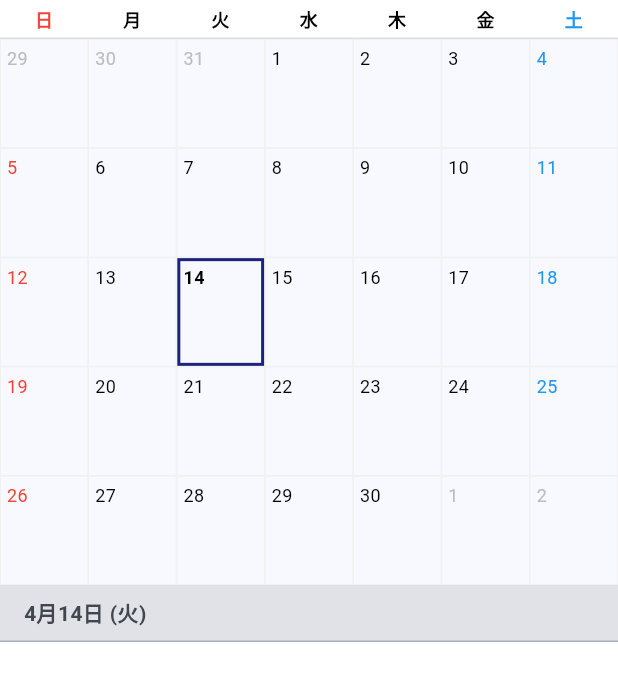
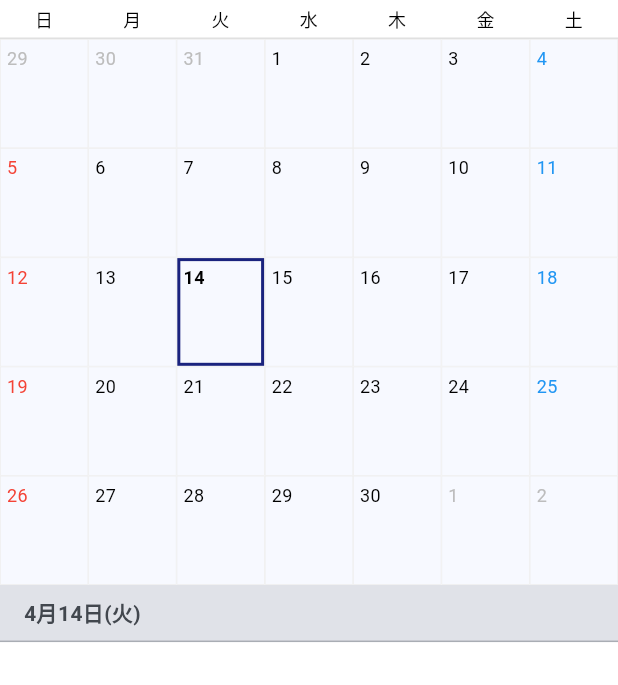
Before and after one commit to seadragoon/BirthDayCalendar, a Flutter app: the screen it shows after launch, on a phone screen of 412 x 824 dp, the part 84-769 px from its top. Run offline on Flutter 3.47's test engine with Material 3 defaults, Android fonts, the phone set to English and light mode, and no system bars; our stand-ins replace flutter_riverpod, sqflite, sqflite_common_ffi, sqflite_common_ffi_web; missing offline and left inert: holiday_jp; accounts and stored records are empty.

Commit message:
カレンダー周り調整

```diff
--- a/lib/features/calendar/widgets/custom_month_view.dart
+++ b/lib/features/calendar/widgets/custom_month_view.dart
@@ -41,11 +41,7 @@ class _CustomMonthViewState extends ConsumerState<CustomMonthView> {
     // 最初に設定されたcurrentMonthを基準にする（ビルド中に変わらないように）
     final initialMonth = ref.read(currentMonthProvider);
 
-    return Column(
-      children: [
-        _buildWeekHeader(),
-        Expanded(
-          child: PageView.builder(
+    return PageView.builder(
       controller: _pageController,
       onPageChanged: (index) {
         final newMonth = _getMonthFromIndex(initialMonth, index);
@@ -58,44 +54,10 @@ class _CustomMonthViewState extends ConsumerState<CustomMonthView> {
         final month = _getMonthFromIndex(initialMonth, index);
         return _MonthGrid(month: month);
       },
-          ),
-        ),
-      ],
     );
   }
 
-  /// 曜日行を描画（日曜日から土曜日）
-  Widget _buildWeekHeader() {
-    final weekdays = ['日', '月', '火', '水', '木', '金', '土'];
-    return Container(
-      decoration: BoxDecoration(
-        border: Border(bottom: BorderSide(color: Colors.grey.shade300, width: 1)),
-      ),
-      child: Row(
-        children: List.generate(7, (index) {
-          // 日曜は赤、土曜は青、その他は黒
-          Color color = Colors.black;
-          if (index == 0) color = Colors.red;
-          if (index == 6) color = Colors.blue;
 
-          return Expanded(
-            child: Padding(
-              padding: const EdgeInsets.symmetric(vertical: 4.0),
-              child: Text(
-                weekdays[index],
-                textAlign: TextAlign.center,
-                style: TextStyle(
-                  fontSize: 12,
-                  fontWeight: FontWeight.bold,
-                  color: color,
-                ),
-              ),
-            ),
-          );
-        }),
-      ),
-    );
-  }
 }
 
 class _MonthGrid extends ConsumerWidget {
@@ -133,7 +95,9 @@ class _MonthGrid extends ConsumerWidget {
     final events = eventsAsync.valueOrNull ?? [];
 
     return Column(
-      children: List.generate(weeks, (weekIndex) {
+      children: [
+        _buildWeekHeader(),
+        ...List.generate(weeks, (weekIndex) {
           return Expanded(
             child: Row(
               children: List.generate(7, (dayIndex) {
@@ -149,6 +113,34 @@ class _MonthGrid extends ConsumerWidget {
             ),
           );
         }),
+      ],
+    );
+  }
+
+  /// 曜日行を描画（日曜日から土曜日）
+  Widget _buildWeekHeader() {
+    final weekdays = ['日', '月', '火', '水', '木', '金', '土'];
+    return Container(
+      decoration: BoxDecoration(
+        border: Border(bottom: BorderSide(color: Colors.grey.shade300, width: 1)),
+      ),
+      child: Row(
+        children: List.generate(7, (index) {
+          return Expanded(
+            child: Padding(
+              padding: const EdgeInsets.symmetric(vertical: 4.0),
+              child: Text(
+                weekdays[index],
+                textAlign: TextAlign.center,
+                style: const TextStyle(
+                  fontSize: 12, // 日付と同じサイズ
+                  color: Colors.black, // 土日も黒色
+                ),
+              ),
+            ),
+          );
+        }),
+      ),
     );
   }
 }
--- a/lib/features/calendar/widgets/today_bar.dart
+++ b/lib/features/calendar/widgets/today_bar.dart
@@ -3,10 +3,11 @@ import 'package:flutter_riverpod/flutter_riverpod.dart';
 import 'package:intl/intl.dart';
 
 import 'package:birthday_calendar/shared/providers/app_state_providers.dart';
+import 'package:birthday_calendar/shared/constants/japanese_holiday.dart';
 
 /// カレンダーとイベントリストの間に表示する、選択中の日付バー。
 ///
-/// 例: "4月6日 (月)" のように表示する。
+/// 例: "4月6日 (月)", または祝日の場合は "4月29日（水） 昭和の日" のように表示する。
 class TodayBar extends ConsumerWidget {
   const TodayBar({super.key});
 
@@ -15,13 +16,19 @@ class TodayBar extends ConsumerWidget {
     // 現在選択中の日付を取得
     final selectedDate = ref.watch(selectedDateProvider);
 
-    // 日付フォーマット。「MM月dd日 (E)」は「04月06日 (月)」のようになるため、
-    // ここではカスタムでフォーマットする
     final monthDayFormat = DateFormat('M月d日');
     final weekdayFormat = DateFormat('E', 'ja_JP');
 
-    final dateText =
-        '${monthDayFormat.format(selectedDate)} (${weekdayFormat.format(selectedDate)})';
+    final isHoliday = JapaneseHoliday.isHoliday(selectedDate);
+    final holidayName = JapaneseHoliday.getHolidayName(selectedDate);
+
+    // 曜日の色判定
+    Color weekdayColor = Theme.of(context).colorScheme.onSurfaceVariant;
+    if (isHoliday || selectedDate.weekday == DateTime.sunday) {
+      weekdayColor = Colors.red;
+    } else if (selectedDate.weekday == DateTime.saturday) {
+      weekdayColor = Colors.blue;
+    }
 
     return Container(
       width: double.infinity,
@@ -35,13 +42,50 @@ class TodayBar extends ConsumerWidget {
           ),
         ),
       ),
-      child: Text(
-        dateText,
-        style: TextStyle(
-          fontSize: 14,
-          fontWeight: FontWeight.bold,
-          color: Theme.of(context).colorScheme.onSurfaceVariant,
-        ),
+      child: Row(
+        crossAxisAlignment: CrossAxisAlignment.baseline,
+        textBaseline: TextBaseline.alphabetic,
+        children: [
+          // 日付と（
+          Text(
+            '${monthDayFormat.format(selectedDate)}(',
+            style: TextStyle(
+              fontSize: 14,
+              fontWeight: FontWeight.bold,
+              color: Theme.of(context).colorScheme.onSurfaceVariant,
+            ),
+          ),
+          // 曜日
+          Text(
+            weekdayFormat.format(selectedDate),
+            style: TextStyle(
+              fontSize: 14,
+              fontWeight: FontWeight.bold,
+              color: weekdayColor,
+            ),
+          ),
+          // ）
+          Text(
+            ')',
+            style: TextStyle(
+              fontSize: 14,
+              fontWeight: FontWeight.bold,
+              color: Theme.of(context).colorScheme.onSurfaceVariant,
+            ),
+          ),
+          // 祝日名
+          if (isHoliday && holidayName != null) ...[
+            const SizedBox(width: 8),
+            Text(
+              holidayName,
+              style: const TextStyle(
+                fontSize: 13,
+                fontWeight: FontWeight.bold,
+                color: Colors.red,
+              ),
+            ),
+          ],
+        ],
       ),
     );
   }
```
Lines whose indentation alone changed are shown as unchanged.
